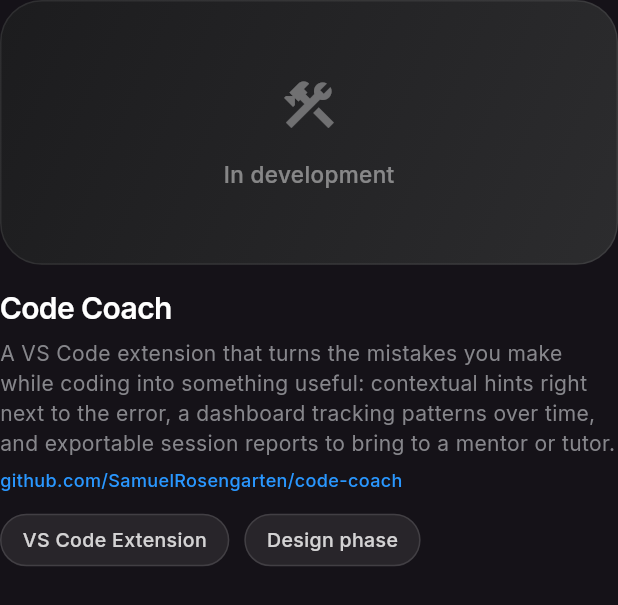
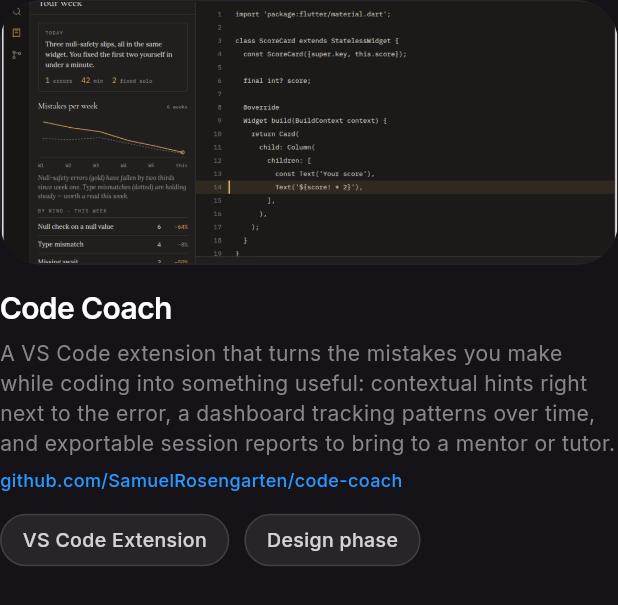
Before and after one commit to SamuelRosengarten/Portfolio, a Flutter app: the _ProjectShowcase widget shown alone on an empty page, opened directly, on a phone screen of 412 x 824 dp. Shown: the top 605 px of the screen. Run offline on Flutter 3.47's test engine with Material 3 defaults, Android fonts, the phone set to English and light mode, and no system bars; our stand-ins replace google_fonts, icons_plus; missing offline and left inert: fade_animation_delayed, particle_text.

Commit message:
Show a real Code Coach screenshot in the project card
Rendered the Claude Design prototype for Code Coach (the coaching
hint + weekly progress panel) headlessly and cropped it to a clean
16:9 screenshot, replacing the generic "in development" placeholder
box in the Projects section with the actual UI the project is
designed around.

Co-Authored-By: Claude Sonnet 5 <noreply@anthropic.com>
Claude-Session: https://claude.ai/code/session_0187oNiJRWaEShe3N1iCzsGR

```diff
--- a/portfolio/lib/pages/project_section.dart
+++ b/portfolio/lib/pages/project_section.dart
@@ -56,51 +56,26 @@ class _ProjectShowcase extends StatelessWidget {
       crossAxisAlignment: CrossAxisAlignment.start,
       children: [
         AspectRatio(
-          // Flatter on phones: this box is pure decoration (an empty
-          // placeholder), not content, so it's the cheapest place to give
-          // height back on a screen short enough to need it.
+          // Flatter on phones: gives height back on a screen short enough
+          // to need it. The preview image itself is 16:9 — BoxFit.cover
+          // crops its sides rather than distorting it on the wider 21:9
+          // phone box.
           aspectRatio: mobile ? 21 / 9 : 16 / 9,
           child: Container(
             width: double.infinity,
+            clipBehavior: Clip.antiAlias,
             decoration: BoxDecoration(
               borderRadius: BorderRadius.circular(28),
-              gradient: LinearGradient(
-                begin: Alignment.topLeft,
-                end: Alignment.bottomRight,
-                colors: palette.dark
-                    ? const [Color(0xFF1C1C1E), Color(0xFF2C2C2E)]
-                    : const [Color(0xFFF0F0F3), Color(0xFFE4E4E9)],
-              ),
               border: Border.all(color: palette.surface(0.08)),
             ),
-            // FittedBox + scaleDown is the same overflow safety net used in
-            // site_header.dart: the icon-and-caption column's fixed
-            // intrinsic height could exceed the box's height on a very
-            // short/narrow viewport, and without this that would overflow
-            // it instead of gracefully shrinking to fit.
-            child: Center(
-              child: FittedBox(
-                fit: BoxFit.scaleDown,
-                child: Column(
-                  mainAxisSize: MainAxisSize.min,
-                  children: [
-                    Icon(
-                      Icons.construction_outlined,
-                      size: 40,
-                      color: palette.ink.withValues(alpha: 0.35),
-                    ),
-                    const SizedBox(height: 16),
-                    Text(
-                      'In development',
-                      style: GoogleFonts.inter(
-                        fontSize: 15,
-                        fontWeight: FontWeight.w500,
-                        color: palette.ink.withValues(alpha: 0.45),
-                      ),
-                    ),
-                  ],
-                ),
-              ),
+            // A screenshot of the interactive design prototype for Code
+            // Coach's coaching hint + weekly progress panel — the actual
+            // UI this project is designed around, not a generic mockup.
+            child: Image.asset(
+              'assets/images/code_coach_preview.png',
+              fit: BoxFit.cover,
+              width: double.infinity,
+              height: double.infinity,
             ),
           ),
         ),
--- a/portfolio/pubspec.yaml
+++ b/portfolio/pubspec.yaml
@@ -65,6 +65,8 @@ flutter:
   # assets:
   #   - images/a_dot_burr.jpeg
   #   - images/a_dot_ham.jpeg
+  assets:
+    - assets/images/code_coach_preview.png
 
   # An image asset can refer to one or more resolution-specific "variants", see
   # https://flutter.dev/to/resolution-aware-images
```
Also changed, not shown: portfolio/assets/images/code_coach_preview.png (added).
